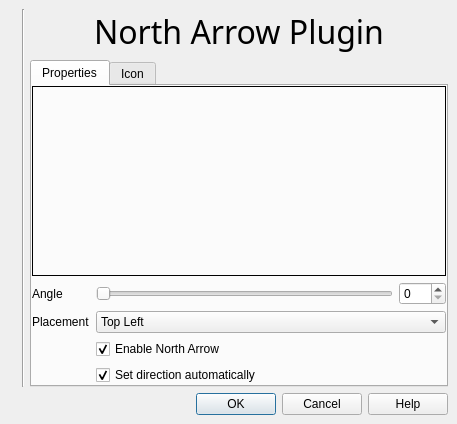
Above: src/plugins/north_arrow/pluginguibase.ui from qgis/QGIS before the change. Below: the same form after it.
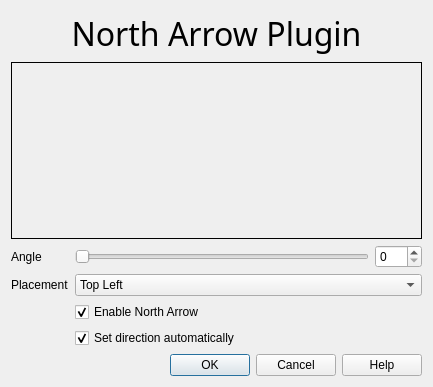
That is the form after the change. Icons and pictures are not drawn.

The edit to the form file:
```diff
--- a/src/plugins/north_arrow/pluginguibase.ui
+++ b/src/plugins/north_arrow/pluginguibase.ui
@@ -5,8 +5,8 @@
    <rect>
     <x>0</x>
     <y>0</y>
-    <width>457</width>
-    <height>424</height>
+    <width>433</width>
+    <height>387</height>
    </rect>
   </property>
   <property name="windowTitle" >
@@ -18,88 +18,66 @@
    </iconset>
   </property>
   <layout class="QGridLayout" >
-   <property name="margin" >
-    <number>9</number>
-   </property>
-   <property name="spacing" >
-    <number>6</number>
-   </property>
-   <item row="1" column="2" >
-    <widget class="QTabWidget" name="tabNorthArrowOptions" >
-     <property name="enabled" >
-      <bool>true</bool>
+   <item row="0" column="0" colspan="3" >
+    <widget class="QLabel" name="txtHeading" >
+     <property name="sizePolicy" >
+      <sizepolicy vsizetype="Minimum" hsizetype="Preferred" >
+       <horstretch>0</horstretch>
+       <verstretch>0</verstretch>
+      </sizepolicy>
+     </property>
+     <property name="font" >
+      <font>
+       <family>Sans Serif</family>
+       <pointsize>24</pointsize>
+       <weight>50</weight>
+       <italic>false</italic>
+       <bold>false</bold>
+       <underline>false</underline>
+       <strikeout>false</strikeout>
+      </font>
+     </property>
+     <property name="text" >
+      <string>North Arrow Plugin</string>
      </property>
-     <property name="tabShape" >
-      <enum>QTabWidget::Rounded</enum>
+     <property name="alignment" >
+      <set>Qt::AlignCenter</set>
      </property>
-     <widget class="QWidget" name="tabProperties" >
-      <attribute name="title" >
-       <string>Properties</string>
-      </attribute>
-      <layout class="QVBoxLayout" >
-       <property name="margin" >
-        <number>0</number>
-       </property>
-       <property name="spacing" >
-        <number>6</number>
-       </property>
-       <item>
-        <layout class="QGridLayout" >
-         <property name="margin" >
-          <number>0</number>
-         </property>
-         <property name="spacing" >
-          <number>6</number>
-         </property>
-         <item row="1" column="0" >
+    </widget>
+   </item>
+   <item row="1" column="0" colspan="3" >
+    <widget class="QLabel" name="pixmapLabel" >
+     <property name="sizePolicy" >
+      <sizepolicy vsizetype="MinimumExpanding" hsizetype="Preferred" >
+       <horstretch>0</horstretch>
+       <verstretch>0</verstretch>
+      </sizepolicy>
+     </property>
+     <property name="toolTip" >
+      <string>Preview of north arrow</string>
+     </property>
+     <property name="frameShape" >
+      <enum>QFrame::Box</enum>
+     </property>
+     <property name="scaledContents" >
+      <bool>false</bool>
+     </property>
+     <property name="alignment" >
+      <set>Qt::AlignCenter</set>
+     </property>
+    </widget>
+   </item>
+   <item row="2" column="0" >
           <widget class="QLabel" name="textLabel6" >
            <property name="text" >
             <string>Angle</string>
            </property>
-          </widget>
-         </item>
-         <item row="2" column="0" >
-          <widget class="QLabel" name="textLabel8" >
-           <property name="text" >
-            <string>Placement</string>
+     <property name="buddy" >
+      <cstring>sliderRotation</cstring>
            </property>
           </widget>
          </item>
-         <item row="4" column="1" >
-          <widget class="QCheckBox" name="cboxAutomatic" >
-           <property name="toolTip" >
-            <string/>
-           </property>
-           <property name="whatsThis" >
-            <string/>
-           </property>
-           <property name="text" >
-            <string>Set direction automatically</string>
-           </property>
-           <property name="checked" >
-            <bool>true</bool>
-           </property>
-          </widget>
-         </item>
-         <item row="3" column="1" >
-          <widget class="QCheckBox" name="cboxShow" >
-           <property name="text" >
-            <string>Enable North Arrow</string>
-           </property>
-           <property name="checked" >
-            <bool>true</bool>
-           </property>
-          </widget>
-         </item>
-         <item row="1" column="1" >
-          <layout class="QGridLayout" >
-           <property name="margin" >
-            <number>0</number>
-           </property>
-           <property name="spacing" >
-            <number>6</number>
-           </property>
-           <item row="0" column="0" >
+   <item row="2" column="1" >
             <widget class="QSlider" name="sliderRotation" >
              <property name="toolTip" >
               <string/>
@@ -118,7 +96,7 @@
              </property>
             </widget>
            </item>
-           <item row="0" column="1" >
+   <item row="2" column="2" >
             <widget class="QSpinBox" name="spinAngle" >
              <property name="maximum" >
               <number>360</number>
@@ -131,9 +109,17 @@
              </property>
             </widget>
            </item>
-          </layout>
-         </item>
-         <item row="2" column="1" >
+   <item row="3" column="0" >
+    <widget class="QLabel" name="textLabel8" >
+     <property name="text" >
+      <string>Placement</string>
+     </property>
+     <property name="buddy" >
+      <cstring>cboPlacement</cstring>
+     </property>
+    </widget>
+   </item>
+   <item row="3" column="1" colspan="2" >
           <widget class="QComboBox" name="cboPlacement" >
            <property name="toolTip" >
             <string>Placement on screen</string>
@@ -160,117 +146,33 @@
            </item>
           </widget>
          </item>
-         <item row="0" column="0" colspan="2" >
-          <widget class="QLabel" name="pixmapLabel" >
+   <item row="4" column="1" colspan="2" >
+    <widget class="QCheckBox" name="cboxShow" >
+     <property name="text" >
+      <string>Enable North Arrow</string>
+     </property>
+     <property name="checked" >
+      <bool>true</bool>
+     </property>
+    </widget>
+   </item>
+   <item row="5" column="1" colspan="2" >
+    <widget class="QCheckBox" name="cboxAutomatic" >
            <property name="toolTip" >
-            <string>Preview of north arrow</string>
-           </property>
-           <property name="frameShape" >
-            <enum>QFrame::Box</enum>
-           </property>
-           <property name="scaledContents" >
-            <bool>false</bool>
-           </property>
-           <property name="alignment" >
-            <set>Qt::AlignCenter</set>
-           </property>
-          </widget>
-         </item>
-        </layout>
-       </item>
-      </layout>
-     </widget>
-     <widget class="QWidget" name="tabIcon" >
-      <attribute name="title" >
-       <string>Icon</string>
-      </attribute>
-      <layout class="QGridLayout" >
-       <property name="margin" >
-        <number>0</number>
-       </property>
-       <property name="spacing" >
-        <number>6</number>
-       </property>
-       <item row="0" column="0" >
-        <widget class="QLineEdit" name="txtDirectory" />
-       </item>
-       <item row="0" column="1" >
-        <widget class="QPushButton" name="btnBrowse" >
+      <string/>
+     </property>
+     <property name="whatsThis" >
+      <string/>
+     </property>
          <property name="text" >
-          <string>Browse...</string>
-         </property>
-        </widget>
-       </item>
-       <item row="1" column="0" colspan="2" >
-        <widget class="QListView" name="iconView" >
-         <property name="viewMode" >
-          <enum>QListView::IconMode</enum>
+      <string>Set direction automatically</string>
+     </property>
+     <property name="checked" >
+      <bool>true</bool>
          </property>
         </widget>
        </item>
-      </layout>
-     </widget>
-    </widget>
-   </item>
-   <item row="0" column="2" >
-    <widget class="QLabel" name="txtHeading" >
-     <property name="sizePolicy" >
-      <sizepolicy>
-       <hsizetype>5</hsizetype>
-       <vsizetype>1</vsizetype>
-       <horstretch>0</horstretch>
-       <verstretch>0</verstretch>
-      </sizepolicy>
-     </property>
-     <property name="font" >
-      <font>
-       <family>Sans Serif</family>
-       <pointsize>24</pointsize>
-       <weight>50</weight>
-       <italic>false</italic>
-       <bold>false</bold>
-       <underline>false</underline>
-       <strikeout>false</strikeout>
-      </font>
-     </property>
-     <property name="text" >
-      <string>North Arrow Plugin</string>
-     </property>
-     <property name="alignment" >
-      <set>Qt::AlignCenter</set>
-     </property>
-    </widget>
-   </item>
-   <item rowspan="2" row="0" column="1" >
-    <widget class="Line" name="line1" >
-     <property name="maximumSize" >
-      <size>
-       <width>2</width>
-       <height>32767</height>
-      </size>
-     </property>
-     <property name="frameShape" >
-      <enum>QFrame::VLine</enum>
-     </property>
-     <property name="frameShadow" >
-      <enum>QFrame::Sunken</enum>
-     </property>
-     <property name="orientation" >
-      <enum>Qt::Vertical</enum>
-     </property>
-    </widget>
-   </item>
-   <item rowspan="2" row="0" column="0" >
-    <widget class="QLabel" name="label" >
-     <property name="text" >
-      <string/>
-     </property>
-     <property name="pixmap" >
-      <pixmap resource="northarrow_plugin.qrc" >:/northarrow.png</pixmap>
-     </property>
-    </widget>
-   </item>
-   <item row="2" column="0" colspan="3" >
+   <item row="6" column="0" colspan="3" >
     <widget class="QDialogButtonBox" name="buttonBox" >
      <property name="orientation" >
       <enum>Qt::Horizontal</enum>
```
Left out of the diff: 8 changed lines with no effect on the pictures. Lines whose indentation alone changed are shown as unchanged.
